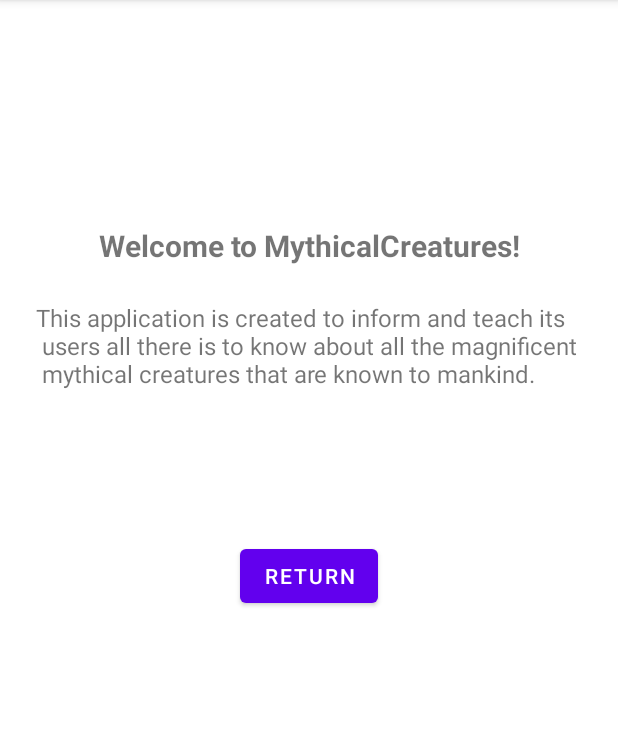
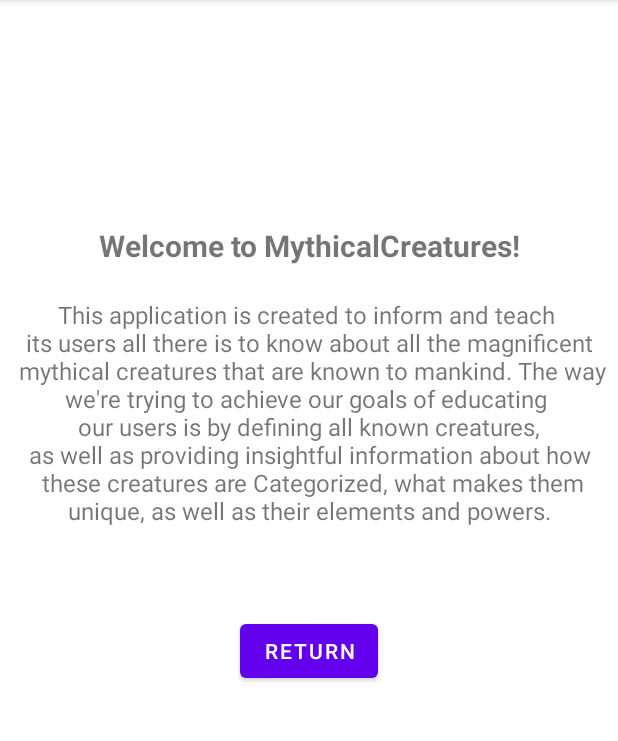
Before and after one commit to b22marah/Projekt, an Android app: the AboutActivity screen opened directly, with no data from a screen before it, on a phone screen of 412 x 824 dp, the part 84-825 px from its top. Run offline under Robolectric (Android 15) with nearby library versions, the phone set to English and light mode, and no system bars.

Commit message:
Updated the about-text

```diff
--- a/app/src/main/res/layout/activity_about.xml
+++ b/app/src/main/res/layout/activity_about.xml
@@ -22,8 +22,9 @@
     <TextView
         android:layout_width="wrap_content"
         android:layout_height="wrap_content"
-        android:paddingTop="100dp"
-        android:text="This application is created to inform and teach its \n users all there is to know about all the magnificent \n mythical creatures that are known to mankind."
+        android:gravity="center"
+        android:paddingTop="140dp"
+        android:text="This application is created to inform and teach \n its users all there is to know about all the magnificent \n mythical creatures that are known to mankind. The way we're trying to achieve our goals of educating \n our users is by defining all known creatures, \n as well as providing insightful information about how \n these creatures are Categorized, what makes them unique, as well as their elements and powers."
         android:textSize="16sp"
         app:layout_constraintBottom_toTopOf="@+id/AboutButton"
         app:layout_constraintEnd_toEndOf="parent"
@@ -34,6 +35,7 @@
         android:id="@+id/AboutButton"
         android:layout_width="wrap_content"
         android:layout_height="wrap_content"
+        android:layout_marginTop="100dp"
         android:onClick="closeAboutPage"
         android:text="Return"
         app:layout_constraintBottom_toBottomOf="parent"
```
